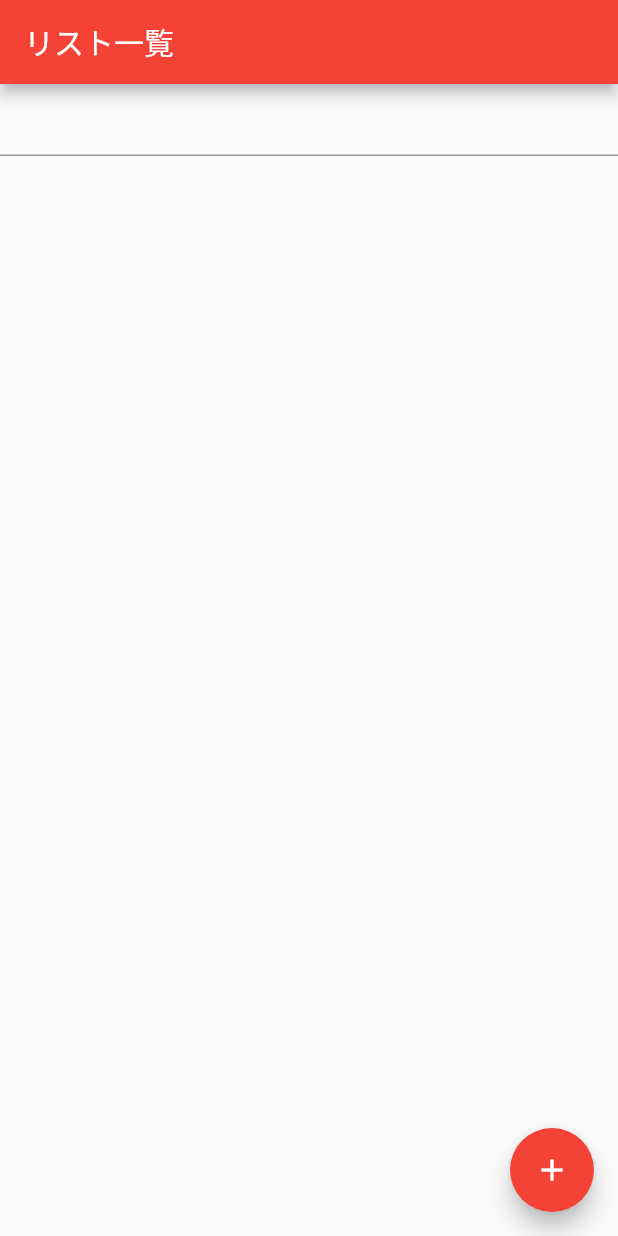
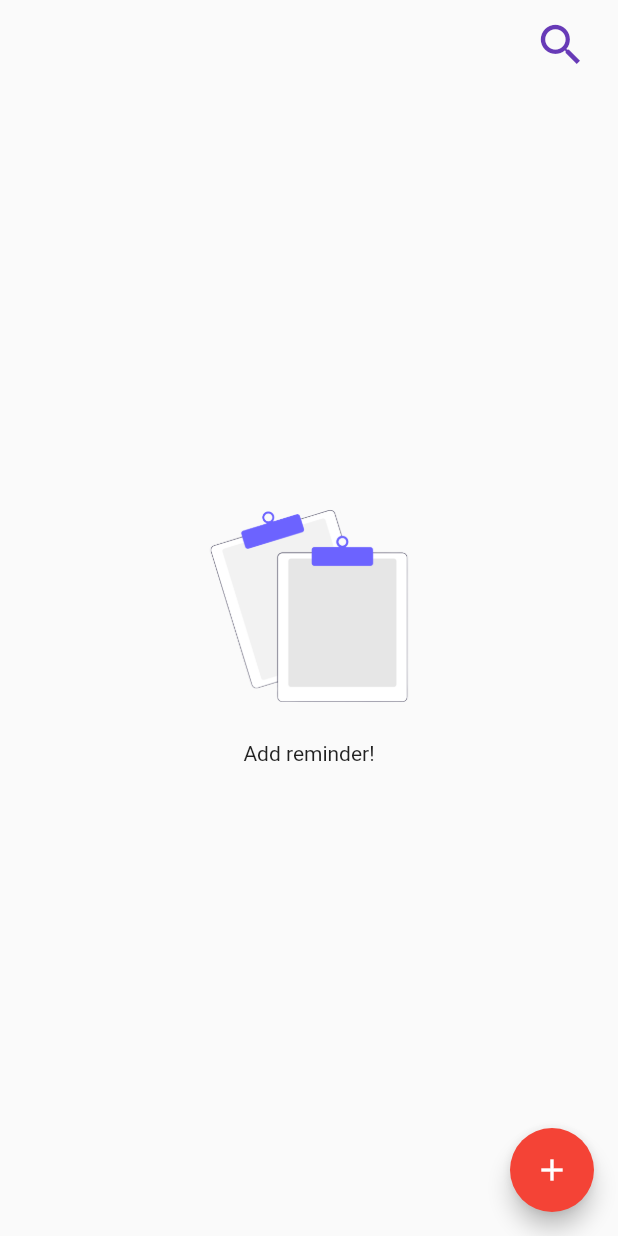
Before and after one commit to sakuma-js/flutter_sample, a Flutter app: the screen it shows after launch, on a phone screen of 412 x 824 dp. Run offline on Flutter 3.47's test engine with Material 2 defaults, Android fonts, the phone set to English and light mode, and no system bars; our stand-ins replace flutter_riverpod, freezed_annotation; generated files the repository leaves out were written again.

Commit message:
WIP UI調整

```diff
--- a/lib/main.dart
+++ b/lib/main.dart
@@ -55,6 +55,8 @@ class TopPage extends ConsumerStatefulWidget {
 class TopPageState extends ConsumerState<TopPage> {
   late TextEditingController _controller;
 
+  bool _visible = false;
+
   @override
   void initState() {
     _controller = TextEditingController(text: ref.read(searchTextProvider));
@@ -73,17 +75,67 @@ class TopPageState extends ConsumerState<TopPage> {
     final filterTodos = ref.watch(filteredTodosProvider);
 
     return Scaffold(
-      appBar: AppBar(
-        title: const Text('リスト一覧'),
+      resizeToAvoidBottomInset: false,
+      body: SafeArea(
+        child: Stack(
+          fit: StackFit.expand,
+          children: [
+            if (todos.isEmpty)
+              Align(
+                alignment: const Alignment(0, 0),
+                child: Column(
+                  mainAxisSize: MainAxisSize.min,
+                  crossAxisAlignment: CrossAxisAlignment.center,
+                  children: <Widget>[
+                    SizedBox(
+                      width: 180,
+                      height: 180,
+                      child: Image.asset('images/empty.png'),
                     ),
-      body: ListView(
+                    const Text('Add reminder!'),
+                  ],
+                ),
+              ),
+            Padding(
+                padding: const EdgeInsets.symmetric(horizontal: 8),
+                child: ListView(
+                  padding: const EdgeInsets.all(6),
                   children: [
-          TextField(
+                    Row(
+                      children: <Widget>[
+                        Flexible(
+                          child: Visibility(
+                              visible: _visible,
+                              maintainAnimation: true,
+                              maintainState: true,
+                              maintainSize: true,
+                              child: TextField(
+                                cursorColor: Colors.deepPurpleAccent,
+                                decoration: const InputDecoration(
+                                    focusedBorder: UnderlineInputBorder(
+                                  borderSide:
+                                      BorderSide(color: Colors.deepPurple),
+                                )),
+                                autofocus: true,
                                 controller: _controller,
                                 // 入力されたテキストの値を受け取る（valueが入力されたテキスト）
                                 onChanged: (value) => {
-              ref.watch(searchTextProvider.notifier).state = value,
+                                  ref.watch(searchTextProvider.notifier).state =
+                                      value,
                                 },
+                              )),
+                        ),
+                        IconButton(
+                          padding: const EdgeInsets.all(0.0),
+                          icon: const Icon(Icons.search,
+                              color: Colors.deepPurple, size: 36),
+                          onPressed: () {
+                            setState(() {
+                              _visible = !_visible;
+                            });
+                          },
+                        ),
+                      ],
                     ),
                     if (todos.length != filterTodos.length ||
                         ref.watch(searchTextProvider.notifier).state.isNotEmpty)
@@ -107,12 +159,16 @@ class TopPageState extends ConsumerState<TopPage> {
                               Text(todo.text),
                               Checkbox(
                                 value: todo.done,
-                      onChanged: (value) =>
-                          ref.read(todoProvider.notifier).toggleDone(todo.id),
+                                onChanged: (value) => ref
+                                    .read(todoProvider.notifier)
+                                    .toggleDone(todo.id),
                               ),
                             ]),
                       )
                   ],
+                )),
+          ],
+        ),
       ),
       floatingActionButton: FloatingActionButton(
         child: const Icon(Icons.add),
--- a/pubspec.yaml
+++ b/pubspec.yaml
@@ -66,9 +66,8 @@ flutter:
   uses-material-design: true
 
   # To add assets to your application, add an assets section, like this:
-  # assets:
-  #   - images/a_dot_burr.jpeg
-  #   - images/a_dot_ham.jpeg
+  assets:
+    - images/empty.png
 
   # An image asset can refer to one or more resolution-specific "variants", see
   # https://flutter.dev/assets-and-images/#resolution-aware
```
Also changed, not shown: images/empty.png (added). Lines whose indentation alone changed are shown as unchanged.
